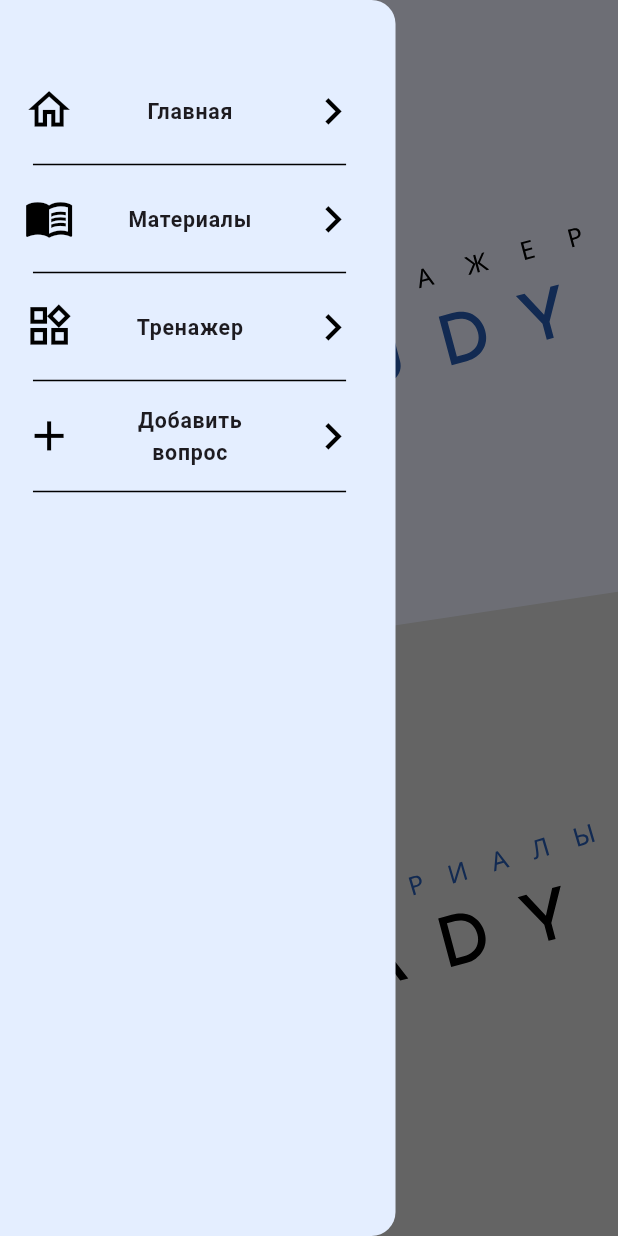
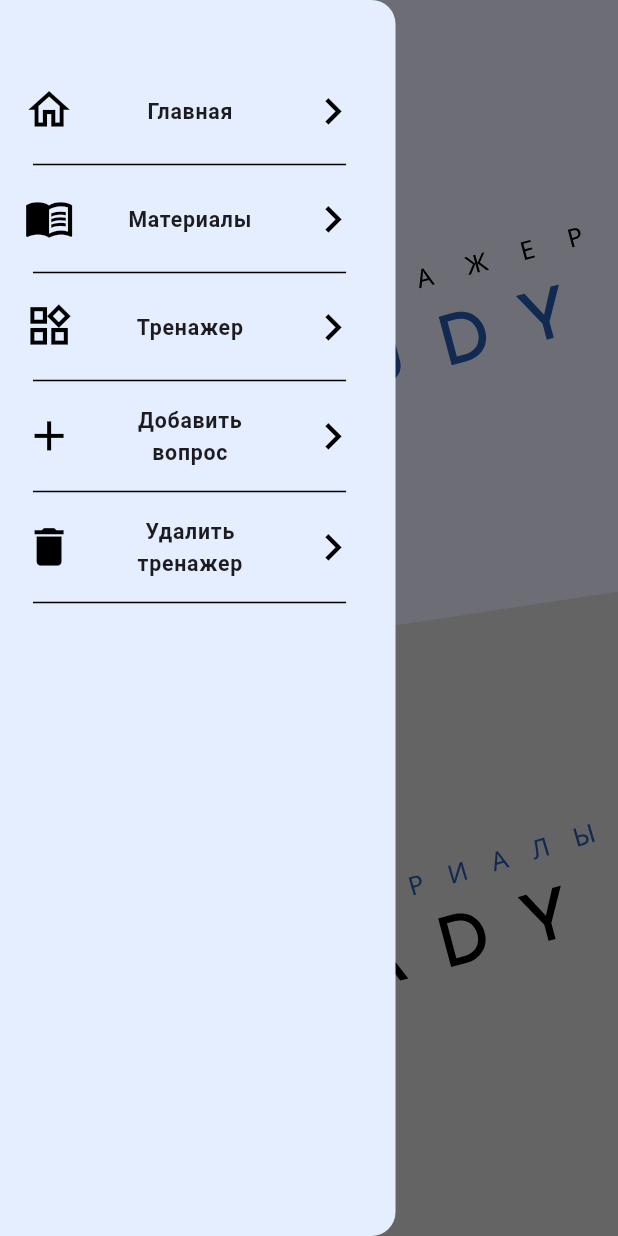
Before and after one commit to megavvve/StudyReady, a Flutter app: the screen it shows after launch, in the side drawer, after a tap on the "menu" icon, on a phone screen of 412 x 824 dp. Run offline on Flutter 3.47's test engine with Material 3 defaults, Android fonts, the phone set to English and light mode, and no system bars; our stand-ins replace bloc, cloud_firestore, drift, equatable, file_picker, firebase_auth and 9 more; missing offline and left inert: easy_autocomplete, firebase_app_check, flutter_pdfview, sqlite3; accounts and stored records are empty; generated files the repository leaves out were written again; network calls fail; statements that could not run were skipped.

Commit message:
fix bugs with logic og delete trainer screen

```diff
--- /dev/null
+++ b/lib/domain/usecases/trainer/delete_question.dart
@@ -0,0 +1,12 @@
+import 'package:study_ready/domain/entities/question.dart';
+import 'package:study_ready/domain/repositories/trainer_repository/question_repository.dart';
+
+class DeleteQuestionUseCase {
+  QuestionRepository questionRepository;
+  DeleteQuestionUseCase({
+    required this.questionRepository,
+  });
+  Future<int> call(Question question) async {
+    return await questionRepository.deleteQuestion(question.id);
+  }
+}
--- a/lib/domain/usecases/trainer/delete_insert.dart
+++ b/lib/domain/usecases/trainer/delete_trainer.dart
@@ -1,9 +1,9 @@
 import 'package:study_ready/domain/entities/trainer.dart';
 import 'package:study_ready/domain/repositories/trainer_repository/trainer_repository.dart';
 
-class DeleteInsertUseCase {
+class DeleteTrainerUseCase {
   TrainerRepository trainerRepository;
-  DeleteInsertUseCase({
+  DeleteTrainerUseCase({
     required this.trainerRepository,
   });
   Future<int> call(Trainer trainer) async {
--- a/lib/injection_container.dart
+++ b/lib/injection_container.dart
@@ -11,7 +11,8 @@ import 'package:study_ready/domain/repositories/study_material_repository.dart';
 import 'package:study_ready/domain/repositories/trainer_repository/question_repository.dart';
 import 'package:study_ready/domain/repositories/trainer_repository/trainer_repository.dart';
 import 'package:study_ready/domain/usecases/study_material/get_study_materials.dart';
-import 'package:study_ready/domain/usecases/trainer/delete_insert.dart';
+import 'package:study_ready/domain/usecases/trainer/delete_question.dart';
+import 'package:study_ready/domain/usecases/trainer/delete_trainer.dart';
 import 'package:study_ready/domain/usecases/trainer/get_question_full_info_by_id.dart';
 import 'package:study_ready/domain/usecases/trainer/get_trainer_full_info_by_id.dart';
 import 'package:study_ready/domain/usecases/trainer/get_trainers.dart';
@@ -42,6 +43,7 @@ Future<void> setup() async {
 
   getIt.registerFactory(
     () => TrainerBloc(
+      getIt(),
       getIt(),
       getIt(),
       getIt(),
@@ -86,12 +88,15 @@ Future<void> setup() async {
     ),
   );
   getIt.registerLazySingleton(
-    () => DeleteInsertUseCase(
+    () => DeleteTrainerUseCase(
       trainerRepository: getIt(),
     ),
   );
   getIt.registerLazySingleton(
     () => GetStudyMaterials(studyMaterialRepository: getIt()),
+  );
+  getIt.registerLazySingleton(
+    () => DeleteQuestionUseCase(questionRepository: getIt()),
   );
 //Repositories
   getIt.registerLazySingleton<TrainerRepository>(
--- a/lib/presentation/blocs/trainer_bloc/trainer_bloc.dart
+++ b/lib/presentation/blocs/trainer_bloc/trainer_bloc.dart
@@ -6,7 +6,8 @@ import 'package:study_ready/domain/entities/question.dart';
 import 'package:study_ready/domain/entities/subject.dart';
 import 'package:study_ready/domain/entities/theme.dart';
 import 'package:study_ready/domain/entities/trainer.dart';
-import 'package:study_ready/domain/usecases/trainer/delete_insert.dart';
+import 'package:study_ready/domain/usecases/trainer/delete_question.dart';
+import 'package:study_ready/domain/usecases/trainer/delete_trainer.dart';
 import 'package:study_ready/domain/usecases/trainer/get_question_full_info_by_id.dart';
 import 'package:study_ready/domain/usecases/trainer/get_trainer_full_info_by_id.dart';
 import 'package:study_ready/domain/usecases/trainer/get_trainers.dart';
@@ -24,7 +25,8 @@ class TrainerBloc extends Bloc<TrainerEvent, TrainerState> {
   final GetTrainers getTrainers;
   final GetTrainerFullInfoById getTrainerFullInfoById;
   final GetQuestionFullInfoById getQuestionFullInfoById;
-  final DeleteInsertUseCase deleteTrainer;
+  final DeleteTrainerUseCase deleteTrainer;
+  final DeleteQuestionUseCase deleteQuestion;
   TrainerBloc(
       this.insertTrainer,
       this.insertQuestion,
@@ -32,7 +34,8 @@ class TrainerBloc extends Bloc<TrainerEvent, TrainerState> {
       this.getTrainers,
       this.getTrainerFullInfoById,
       this.getQuestionFullInfoById,
-      this.deleteTrainer)
+      this.deleteTrainer,
+      this.deleteQuestion)
       : super(TrainerInitial()) {
     on<AddQuestion>(_onAddQuestion);
     on<InitLoad>(_onInitLoad);
@@ -180,11 +183,31 @@ class TrainerBloc extends Bloc<TrainerEvent, TrainerState> {
 
   void _onDeleteTrainer(DeleteTrainer event, Emitter<TrainerState> emit) async {
     final trainer = event.trainer;
+
     deleteTrainer.call(trainer);
     final state = this.state;
     if (state is TrainerLoadSuccess) {
       final trainerList = state.trainerList;
       trainerList.remove(trainer);
+
+      // for (var element in trainer.questions) {
+      //   print(element.id);
+      //   deleteQuestion.call(element);
+      // }
+      // insertTrainer.call(
+      //   Trainer(
+      //     id: 0,
+      //     trainerName: trainer.trainerName,
+      //     subjectName: trainer.subjectName,
+      //     description: trainer.description,
+      //     color: trainer.color,
+      //     image: trainer.image,
+      //     questions: trainer.questions,
+      //   ),
+      // );
+      // for (var element in trainer.questions) {
+      //   insertQuestion.call(element);
+      // }
       emit(
         TrainerLoadSuccess(
           trainerList: trainerList,
--- a/lib/presentation/navigation/navigation_bar.dart
+++ b/lib/presentation/navigation/navigation_bar.dart
@@ -94,24 +94,24 @@ class NavigatorDrawer extends StatelessWidget {
               ),
             ),
             divider,
-            // ListTile(
-            //   leading: addQuestionIcon,
-            //   title: addQuestionTitle,
-            //   trailing: trailingIcon,
-            //   onTap: () => Navigator.of(context).pushReplacement(
-            //     PageRouteBuilder(
-            //       transitionDuration: Duration.zero,
-            //       pageBuilder: (context, animation, secondaryAnimation) {
-            //         return const DeleteTrainerScreen();
-            //       },
-            //       transitionsBuilder:
-            //           (context, animation, secondaryAnimation, child) {
-            //         return child;
-            //       },
-            //     ),
-            //   ),
-            // ),
-            // divider,
+            ListTile(
+              leading: deleteTrainerIcon,
+              title: deleteTrainerText,
+              trailing: trailingIcon,
+              onTap: () => Navigator.of(context).pushReplacement(
+                PageRouteBuilder(
+                  transitionDuration: Duration.zero,
+                  pageBuilder: (context, animation, secondaryAnimation) {
+                    return const DeleteTrainerScreen();
+                  },
+                  transitionsBuilder:
+                      (context, animation, secondaryAnimation, child) {
+                    return child;
+                  },
+                ),
+              ),
+            ),
+            divider,
           ],
         ),
       ),
--- a/lib/utils/navigation_bar/drawer_utils.dart
+++ b/lib/utils/navigation_bar/drawer_utils.dart
@@ -25,6 +25,11 @@ final trainerIcon = Icon(
 //leading icons
 final addQuestionIcon = Icon(
   Icons.add,
+  size: 33.sp,
+  color: Colors.black,
+);
+final deleteTrainerIcon = Icon(
+  Icons.delete,
   size: 33.sp,
   color: Colors.black,
 );
@@ -56,6 +61,11 @@ final addQuestionTitle = Text(
   style: TextStyle(fontSize: 14.sp, fontWeight: FontWeight.w700),
   textAlign: TextAlign.center,
 );
+final deleteTrainerText = Text(
+  'Удалить тренажер',
+  style: TextStyle(fontSize: 14.sp, fontWeight: FontWeight.w700),
+  textAlign: TextAlign.center,
+);
 
 //trailing icon
 final trailingIcon = Icon(
```
Also changed, not shown: lib/data/datasources/local/app_db.dart (+2 -11 lines), lib/presentation/pages/delete_trainer/delete_trainer_screen.dart (+15 -10 lines).
